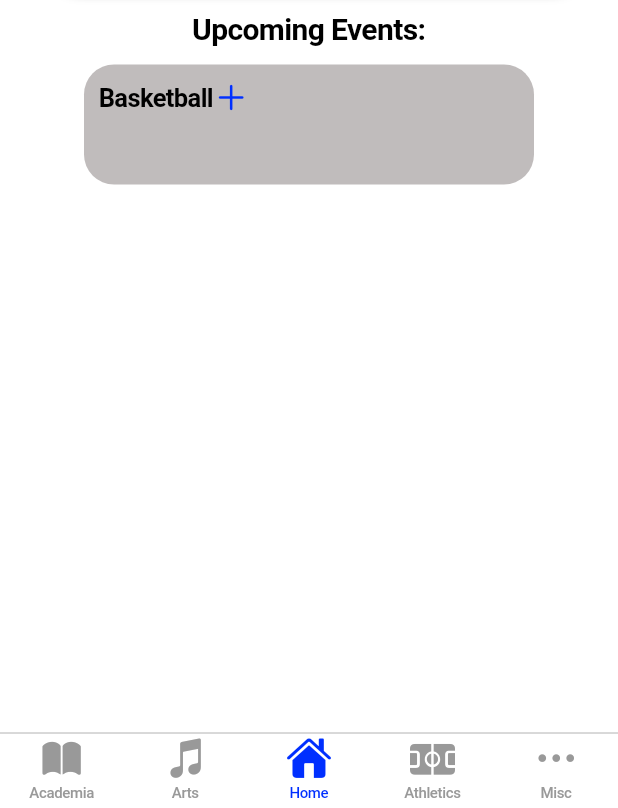
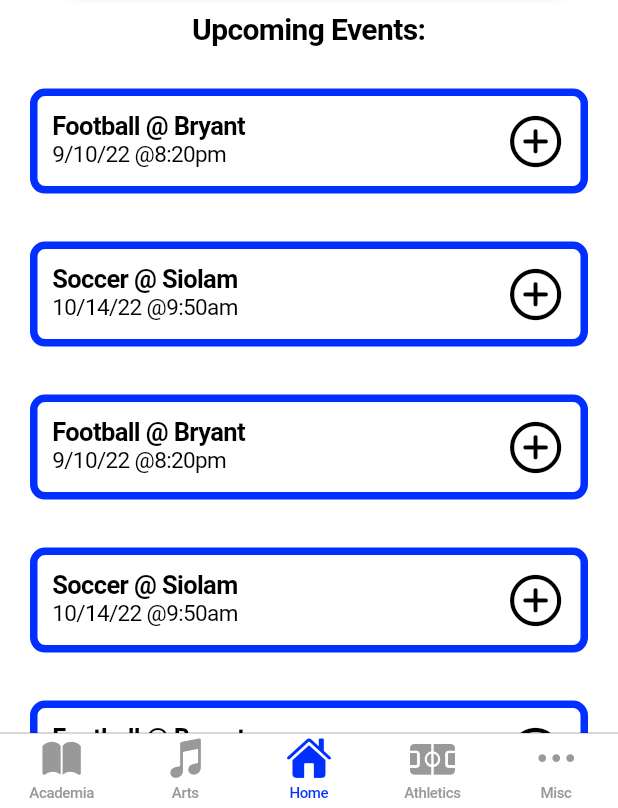
Before and after one commit to Mountie-Mobile/mountie-mobile-app, a Flutter app: the screen it shows after launch, on a phone screen of 412 x 824 dp, the part 428-1236 px from its top. Run offline on Flutter 3.47's test engine with Material 2 defaults, Android fonts, the light colour scheme and no system bars; our stand-ins replace native_notify, table_calendar; missing offline and left inert: a package.

Commit message:
Event widget
created a custom widget for events

```diff
--- a/lib/custom_widgets/events.dart
+++ b/lib/custom_widgets/events.dart
@@ -1,41 +1,89 @@
 import 'package:flutter/foundation.dart';
 import 'package:flutter/cupertino.dart';
 
-class Event extends StatelessWidget {
+class Event extends StatefulWidget {
   final String title;
   final int category;
-  final Icon icon;
+  final IconData customIcon;
+  final String date_time;
+
+  int getCategory() {
+    return category;
+  }
+
+  String getTitle() {
+    return title;
+  }
 
   const Event(
       {super.key,
       required this.title,
       required this.category,
-      required this.icon});
+      required this.customIcon,
+      required this.date_time});
 
   @override
+  State<Event> createState() => _EventState();
+}
+
+class _EventState extends State<Event> {
+  @override
   Widget build(BuildContext context) {
-    return Container(
+    return CupertinoButton(
+      //New Page on pressed
+      onPressed: () {
+        print("object");
+      },
+      child: Container(
         padding: const EdgeInsets.all(10),
-      decoration: const BoxDecoration(
-          borderRadius: BorderRadius.all(
-            Radius.circular(20),
+        decoration: BoxDecoration(
+            border: Border.all(
+                color: const Color.fromARGB(255, 0, 47, 255),
+                width: 5,
+                style: BorderStyle.solid),
+            borderRadius: const BorderRadius.all(
+              Radius.circular(10),
             ),
-          color: Color.fromARGB(175, 163, 157, 157)),
-      height: 80,
-      width: 300,
+            color: const Color.fromARGB(255, 255, 255, 255)),
+        height: 70,
+        width: 500,
         child: Container(
-        alignment: Alignment.topCenter,
           child: Row(
+            //mainAxisAlignment: MainAxisAlignment.center,
+            crossAxisAlignment: CrossAxisAlignment.start,
+            children: [
+              Column(
+                crossAxisAlignment: CrossAxisAlignment.start,
                 children: [
                   Text(
-              title,
-              // textAlign: TextAlign.center,
+                    widget.title,
                     style: const TextStyle(
                       fontWeight: FontWeight.bold,
+                      color: Color.fromARGB(255, 0, 0, 0),
                     ),
                   ),
-            icon
+                  Text(
+                    //Display date and time
+                    widget.date_time,
+                    style: const TextStyle(
+                      color: Color.fromARGB(255, 0, 0, 0),
+                      fontSize: 15,
+                    ),
+                  )
                 ],
+              ),
+              const Spacer(flex: 1),
+              Container(
+                alignment: Alignment.center,
+                child: Icon(
+                  //Display custom icon
+                  widget.customIcon,
+                  size: 40,
+                  color: const Color.fromARGB(255, 0, 0, 0),
+                ),
+              )
+            ],
+          ),
         ),
       ),
     );
--- /dev/null
+++ b/lib/custom_widgets/events_list.dart
@@ -0,0 +1,67 @@
+import 'package:flutter/cupertino.dart';
+import 'events.dart';
+
+class EventList extends StatefulWidget {
+  @override
+  State<EventList> createState() => _EventListState();
+}
+
+List<Event> eventList = [];
+
+class _EventListState extends State<EventList> {
+  @override
+  Widget build(BuildContext context) {
+    return Column(
+      children: const [
+        Event(
+          category: 5,
+          customIcon: CupertinoIcons.add_circled,
+          date_time: "9/10/22 @8:20pm",
+          title: "Football @ Bryant",
+        ),
+        Event(
+          category: 5,
+          customIcon: CupertinoIcons.add_circled,
+          date_time: "10/14/22 @9:50am",
+          title: "Soccer @ Siolam",
+        ),
+        Event(
+          category: 5,
+          customIcon: CupertinoIcons.add_circled,
+          date_time: "9/10/22 @8:20pm",
+          title: "Football @ Bryant",
+        ),
+        Event(
+          category: 5,
+          customIcon: CupertinoIcons.add_circled,
+          date_time: "10/14/22 @9:50am",
+          title: "Soccer @ Siolam",
+        ),
+        Event(
+          category: 5,
+          customIcon: CupertinoIcons.add_circled,
+          date_time: "9/10/22 @8:20pm",
+          title: "Football @ Bryant",
+        ),
+        Event(
+          category: 5,
+          customIcon: CupertinoIcons.add_circled,
+          date_time: "10/14/22 @9:50am",
+          title: "Soccer @ Siolam",
+        ),
+        Event(
+          category: 5,
+          customIcon: CupertinoIcons.add_circled,
+          date_time: "9/10/22 @8:20pm",
+          title: "Football @ Bryant",
+        ),
+        Event(
+          category: 5,
+          customIcon: CupertinoIcons.add_circled,
+          date_time: "10/14/22 @9:50am",
+          title: "Soccer @ Siolam",
+        ),
+      ],
+    );
+  }
+}
--- a/lib/screens/event_pages/academia.dart
+++ b/lib/screens/event_pages/academia.dart
@@ -1,6 +1,11 @@
 import 'package:flutter/cupertino.dart';
 
-class AcademiaEventPage extends StatelessWidget {
+class AcademiaEventPage extends StatefulWidget {
+  @override
+  State<AcademiaEventPage> createState() => _AcademiaEventPageState();
+}
+
+class _AcademiaEventPageState extends State<AcademiaEventPage> {
   @override
   Widget build(BuildContext context) {
     return CupertinoPageScaffold(
--- a/lib/screens/event_pages/athletics.dart
+++ b/lib/screens/event_pages/athletics.dart
@@ -1,6 +1,13 @@
 import 'package:flutter/cupertino.dart';
+import 'package:mountie_mobile_app/custom_widgets/events.dart';
+import 'package:mountie_mobile_app/custom_widgets/events_list.dart';
 
-class AthleticsEventPage extends StatelessWidget {
+class AthleticsEventPage extends StatefulWidget {
+  @override
+  State<AthleticsEventPage> createState() => _AthleticsEventPageState();
+}
+
+class _AthleticsEventPageState extends State<AthleticsEventPage> {
   @override
   Widget build(BuildContext context) {
     return CupertinoPageScaffold(
--- a/lib/screens/event_pages/home.dart
+++ b/lib/screens/event_pages/home.dart
@@ -1,11 +1,12 @@
 import 'package:flutter/cupertino.dart';
-
+import 'package:mountie_mobile_app/custom_widgets/events_list.dart';
 import '../../custom_widgets/events.dart';
 
 class HomeEventPage extends StatelessWidget {
   @override
   Widget build(BuildContext context) {
     return CupertinoPageScaffold(
+      child: SingleChildScrollView(
         child: Column(
           mainAxisAlignment: MainAxisAlignment.start,
           crossAxisAlignment: CrossAxisAlignment.center,
@@ -57,13 +58,9 @@ class HomeEventPage extends StatelessWidget {
                 ),
               ),
             ),
-          Event(
-            title: "Basketball",
-            category: 5,
-            icon: Icon(CupertinoIcons.add),
-          )
-          // Maybe use this to space between events unless you use padding somewhere else??? SizedBox(height: MediaQuery.of(context).size.height * .025),
+            EventList()
           ],
+        ),
       ),
     );
   }
--- a/lib/screens/search.dart
+++ b/lib/screens/search.dart
@@ -1,5 +1,6 @@
 import 'package:flutter/cupertino.dart';
 import 'package:flutter/rendering.dart';
+import 'package:mountie_mobile_app/custom_widgets/events_list.dart';
 
 class SearchPage extends StatefulWidget {
   @override
@@ -7,21 +8,36 @@ class SearchPage extends StatefulWidget {
 }
 
 class _SearchPageState extends State<SearchPage> {
-  TextEditingController controller = TextEditingController(text: "Settings");
+  late TextEditingController controller = TextEditingController(text: "");
+  @override
+  void initState() {
+    super.initState();
+    controller = TextEditingController(text: 'initial text');
+  }
+
+  @override
+  void dispose() {
+    controller.dispose();
+    super.dispose();
+  }
+
   @override
   Widget build(BuildContext context) {
     return CupertinoPageScaffold(
       //navigationBar: CustomNavBar(),
+      child: SingleChildScrollView(
         child: Column(
           children: [
             Container(
               margin: const EdgeInsets.fromLTRB(20, 20, 20, 0),
-            child: const CupertinoSearchTextField(
+              child: CupertinoSearchTextField(
+                controller: controller,
                 placeholder: "Search Mountie Events...",
-              autofocus: true,
               ),
             ),
+            EventList()
           ],
+        ),
       ),
     );
   }
```
Lines whose indentation alone changed are shown as unchanged.
